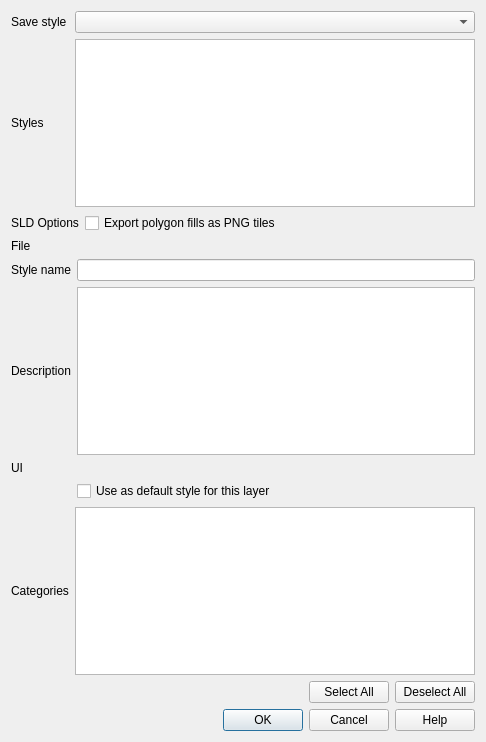
Above: src/ui/qgsmaplayersavestyledialog.ui from carsmie/QGIS before the change. Below: the same form after it.
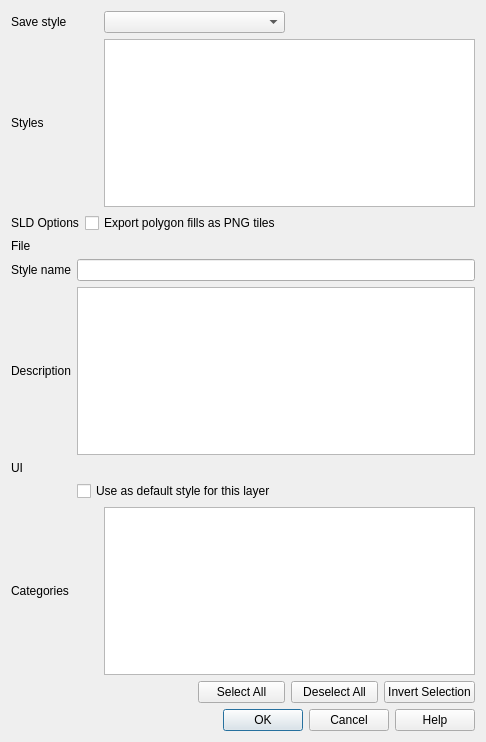
That is the form after the change. Custom widgets are drawn as their Qt base class.

Commit message: private slots and invert selection method

Patch:
```diff
--- a/src/ui/qgsmaplayersavestyledialog.ui
+++ b/src/ui/qgsmaplayersavestyledialog.ui
@@ -21,7 +21,7 @@
      </property>
     </widget>
    </item>
-   <item row="0" column="1" colspan="3">
+   <item row="0" column="1" colspan="2">
     <widget class="QComboBox" name="mStyleTypeComboBox">
      <property name="sizePolicy">
       <sizepolicy hsizetype="MinimumExpanding" vsizetype="Fixed">
@@ -38,10 +38,10 @@
      </property>
     </widget>
    </item>
-   <item row="1" column="1" colspan="3">
+   <item row="1" column="1" colspan="4">
     <widget class="QListWidget" name="mStylesWidget"/>
    </item>
-   <item row="2" column="0" colspan="3">
+   <item row="2" column="0" colspan="5">
     <widget class="QWidget" name="mSaveToSldWidget" native="true">
      <layout class="QFormLayout" name="formLayout">
       <property name="leftMargin">
@@ -84,9 +84,9 @@
     </widget>
    </item>
    <item row="3" column="1" colspan="3">
-    <widget class="QgsFileWidget" name="mFileWidget" native="true"/>
+    <widget class="QgsFileWidget" name="mFileWidget"/>
    </item>
-   <item row="4" column="0" colspan="4">
+   <item row="4" column="0" colspan="5">
     <widget class="QWidget" name="mSaveToDbWidget" native="true">
      <layout class="QGridLayout" name="gridLayout_3">
       <property name="leftMargin">
@@ -108,7 +108,7 @@
        <widget class="QPlainTextEdit" name="mDbStyleDescriptionEdit"/>
       </item>
       <item row="2" column="1">
-       <widget class="QgsFileWidget" name="mDbStyleUIFileWidget" native="true">
+       <widget class="QgsFileWidget" name="mDbStyleUIFileWidget">
         <property name="toolTip">
          <string>Optionally pick an input form for attribute editing (QT Designer UI format), it will be stored in the database</string>
         </property>
@@ -158,22 +158,9 @@
      </property>
     </widget>
    </item>
-   <item row="5" column="1" colspan="3">
+   <item row="5" column="1" colspan="4">
     <widget class="QListView" name="mStyleCategoriesListView"/>
    </item>
-   <item row="6" column="1">
-    <spacer name="horizontalSpacer">
-     <property name="orientation">
-      <enum>Qt::Horizontal</enum>
-     </property>
-     <property name="sizeHint" stdset="0">
-      <size>
-       <width>185</width>
-       <height>20</height>
-      </size>
-     </property>
-    </spacer>
-   </item>
    <item row="6" column="2">
     <widget class="QPushButton" name="mSelectAllButton">
      <property name="text">
@@ -188,7 +175,14 @@
      </property>
     </widget>
    </item>
-   <item row="7" column="0" colspan="4">
+   <item row="6" column="4">
+    <widget class="QPushButton" name="mInvertSelectionButton">
+     <property name="text">
+      <string>Invert Selection</string>
+     </property>
+    </widget>
+   </item>
+   <item row="7" column="0" colspan="5">
     <widget class="QDialogButtonBox" name="buttonBox">
      <property name="orientation">
       <enum>Qt::Horizontal</enum>
```
The commit also changes 5 other files.
